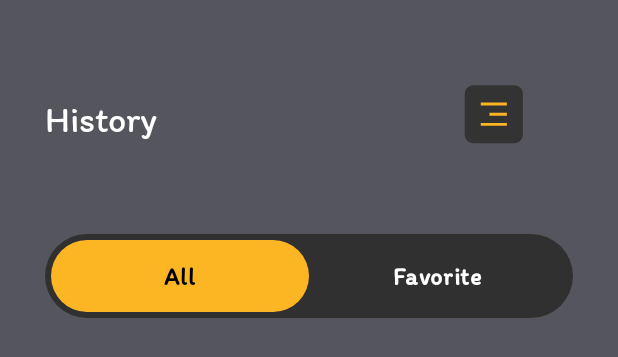
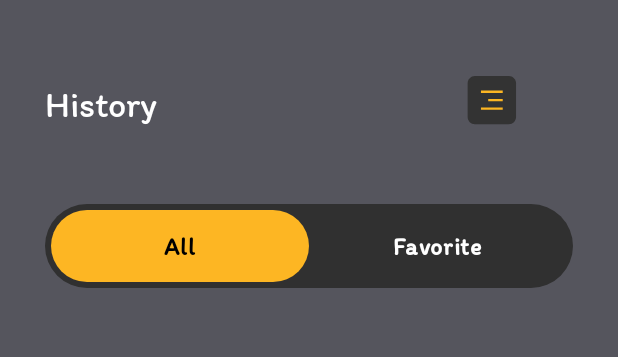
Before and after one commit to asadbytes/Code-App, an Android app built with Jetpack Compose: the @Preview function HistoryItemPreview, on a phone screen of 412 x 824 dp. Shown: the top 357 px of the screen. Run offline under Robolectric (Android 15) with nearby library versions, the phone set to English and light mode, and no system bars; our stand-ins replace Dagger/Hilt's generated code.

Commit message:
fixed history glitches

```diff
--- a/app/src/main/java/com/asadbyte/codeapp/ui/history/HistoryHome.kt
+++ b/app/src/main/java/com/asadbyte/codeapp/ui/history/HistoryHome.kt
@@ -149,6 +149,7 @@ fun HistoryHomeNew(
         // Top Bar - Fixed icon visibility logic
         Row(
             modifier = Modifier
+                .height(120.dp)
                 .fillMaxWidth()
                 .padding(start = 30.dp, top = 20.dp, end = 30.dp),
             verticalAlignment = Alignment.CenterVertically
@@ -162,6 +163,10 @@ fun HistoryHomeNew(
             Spacer(modifier = Modifier.weight(1f))
 
             // Fix: Show delete icon only in selection mode, settings icon otherwise
+            Box(
+                contentAlignment = Alignment.Center,
+                modifier = Modifier.size(120.dp)
+            ) {
                 if (isSelectionMode) {
                     Image(
                         painter = painterResource(id = R.drawable.ic_history_delete),
@@ -183,6 +188,7 @@ fun HistoryHomeNew(
                     )
                 }
             }
+        }
 
         Spacer(modifier = Modifier.height(16.dp))
 
@@ -198,7 +204,9 @@ fun HistoryHomeNew(
         LazyColumn(
             modifier = Modifier
                 .fillMaxSize()
-                .padding(horizontal = 8.dp),
+                .padding(horizontal = 8.dp)
+                .padding(bottom = 102.dp + 10.dp)
+            ,
             verticalArrangement = Arrangement.spacedBy(10.dp),
             contentPadding = PaddingValues(horizontal = 18.dp)
         ) {
@@ -230,8 +238,7 @@ fun HistoryHomeNew(
                                 if (!isSelectionMode) { // Only allow favorite toggle when not in selection mode
                                     viewModel.toggleFavorite(item)
                                 }
-                            },
-                            onDeleteItem = { viewModel.deleteItem(item) }
+                            }
                         )
                     }
                 }
@@ -262,8 +269,7 @@ fun HistoryHomeNew(
                                 if (!isSelectionMode) { // Only allow favorite toggle when not in selection mode
                                     viewModel.toggleFavorite(item)
                                 }
-                            },
-                            onDeleteItem = { viewModel.deleteItem(item) }
+                            }
                         )
                     }
                 }
@@ -280,8 +286,7 @@ fun HistoryItemComposable(
     onItemClick: (HistoryItem) -> Unit,
     onLongClick: () -> Unit,
     modifier: Modifier = Modifier,
-    onToggleFavorite: () -> Unit,
-    onDeleteItem: () -> Job
+    onToggleFavorite: () -> Unit
 ) {
     Row(
         modifier = modifier
@@ -298,6 +303,7 @@ fun HistoryItemComposable(
                     Gray30
                 }
             )
+            .height(100.dp)
             .fillMaxWidth()
             .padding(16.dp),
         verticalAlignment = Alignment.CenterVertically,
@@ -309,7 +315,7 @@ fun HistoryItemComposable(
                 imageVector = Icons.Filled.CheckCircle,
                 contentDescription = "Selected",
                 tint = MyYellow,
-                modifier = Modifier.size(24.dp)
+                modifier = Modifier.size(45.dp)
             )
         } else {
             Image(
@@ -331,9 +337,6 @@ fun HistoryItemComposable(
                 )
 
                 Spacer(modifier = Modifier.weight(1f))
-
-                // Show favorite icon only when not in selection mode or if this item is not selected
-                if (!isSelected) {
                 Icon(
                     imageVector = if (item.isFavorite) Icons.Filled.Favorite else Icons.Outlined.FavoriteBorder,
                     contentDescription = "Toggle Favorite",
@@ -342,7 +345,6 @@ fun HistoryItemComposable(
                         .size(20.dp)
                         .clickable { onToggleFavorite() }
                 )
-                }
             }
             Row {
                 Text(
```
Lines whose indentation alone changed are shown as unchanged.
